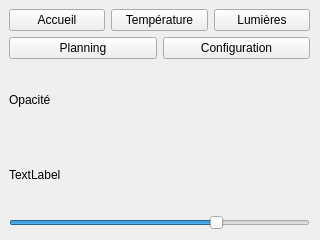
kimchicharlie/Envio, file thermostat/Thermostat/opacWindow.ui: the form before one commit.
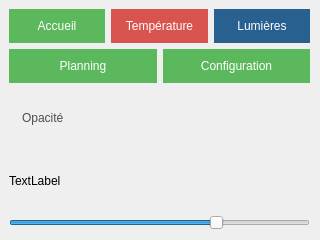
The form after the commit.

Diff of the .ui file:
```diff
--- a/thermostat/Thermostat/opacWindow.ui
+++ b/thermostat/Thermostat/opacWindow.ui
@@ -31,6 +31,31 @@
       <layout class="QHBoxLayout" name="horizontalLayoutBtn1">
        <item>
         <widget class="QPushButton" name="AccueilBtn">
+         <property name="styleSheet">
+          <string notr="true">QPushButton
+{
+	font-family:&quot;Montserrat&quot;, sans-serif;
+	text-transform: uppercase;
+	outline: 0;
+	background: #5cb85c;
+	border: 0;
+	padding: 10px;
+	color: #FFFFFF;
+	font-size: 12px;
+}
+
+QPushButton:hover
+{
+	font-family:&quot;Montserrat&quot;, sans-serif;
+	text-transform: uppercase;
+	outline: 0;
+	background: #449d44;
+	border: 0;
+	padding: 10px;
+	color: #FFFFFF;
+	font-size: 12px;
+}</string>
+         </property>
          <property name="text">
           <string>Accueil</string>
          </property>
@@ -38,6 +63,31 @@
        </item>
        <item>
         <widget class="QPushButton" name="TempEditBtn">
+         <property name="styleSheet">
+          <string notr="true">QPushButton
+{
+	font-family:&quot;Montserrat&quot;, sans-serif;
+	text-transform: uppercase;
+	background: #D9534F;
+	padding: 10px;
+	color: #FFFFFF;
+	font-size: 12px;
+	outline: 0;
+	border: 0;
+}
+
+QPushButton:hover
+{
+	font-family:&quot;Montserrat&quot;, sans-serif;
+	text-transform: uppercase;
+	background: #b71c1c;
+	padding: 10px;
+	color: #FFFFFF;
+	font-size: 12px;
+	outline: 0;
+	border: 0;
+}</string>
+         </property>
          <property name="text">
           <string>Température</string>
          </property>
@@ -45,6 +95,31 @@
        </item>
        <item>
         <widget class="QPushButton" name="LumEditBtn">
+         <property name="styleSheet">
+          <string notr="true">QPushButton
+{
+	font-family:&quot;Montserrat&quot;, sans-serif;
+	text-transform: uppercase;
+	outline: 0;
+	background: #286090;
+	border: 0;
+	padding: 10px;
+	color: #FFFFFF;
+	font-size: 12px;
+}
+
+QPushButton:hover
+{
+	font-family:&quot;Montserrat&quot;, sans-serif;
+	text-transform: uppercase;
+	outline: 0;
+	background: #245680;
+	border: 0;
+	padding: 10px;
+	color: #FFFFFF;
+	font-size: 12px;
+}</string>
+         </property>
          <property name="text">
           <string>Lumières</string>
          </property>
@@ -54,6 +129,18 @@
      </item>
      <item row="2" column="1">
       <widget class="QLabel" name="LumFixLabel">
+       <property name="styleSheet">
+        <string notr="true">font-family: &quot;Montserrat&quot;, sans-serif;
+text-transform: uppercase;
+outline: 0;
+width: 100%;
+border: 0;
+padding: 10px;
+color: #4d4d4d;
+font-size: 12px;
+
+</string>
+       </property>
        <property name="text">
         <string>Opacité</string>
        </property>
@@ -88,6 +175,31 @@
       <layout class="QHBoxLayout" name="horizontalLayoutBtn2">
        <item>
         <widget class="QPushButton" name="PlanningEditBtn">
+         <property name="styleSheet">
+          <string notr="true">QPushButton
+{
+	font-family:&quot;Montserrat&quot;, sans-serif;
+	text-transform: uppercase;
+	outline: 0;
+	background: #5cb85c;
+	border: 0;
+	padding: 10px;
+	color: #FFFFFF;
+	font-size: 12px;
+}
+
+QPushButton:hover
+{
+	font-family:&quot;Montserrat&quot;, sans-serif;
+	text-transform: uppercase;
+	outline: 0;
+	background: #449d44;
+	border: 0;
+	padding: 10px;
+	color: #FFFFFF;
+	font-size: 12px;
+}</string>
+         </property>
          <property name="text">
           <string>Planning</string>
          </property>
@@ -95,6 +207,31 @@
        </item>
        <item>
         <widget class="QPushButton" name="ConfigEditBtn">
+         <property name="styleSheet">
+          <string notr="true">QPushButton
+{
+	font-family:&quot;Montserrat&quot;, sans-serif;
+	text-transform: uppercase;
+	outline: 0;
+	background: #5cb85c;
+	border: 0;
+	padding: 10px;
+	color: #FFFFFF;
+	font-size: 12px;
+}
+
+QPushButton:hover
+{
+	font-family:&quot;Montserrat&quot;, sans-serif;
+	text-transform: uppercase;
+	outline: 0;
+	background: #449d44;
+	border: 0;
+	padding: 10px;
+	color: #FFFFFF;
+	font-size: 12px;
+}</string>
+         </property>
          <property name="text">
           <string>Configuration</string>
          </property>
```
